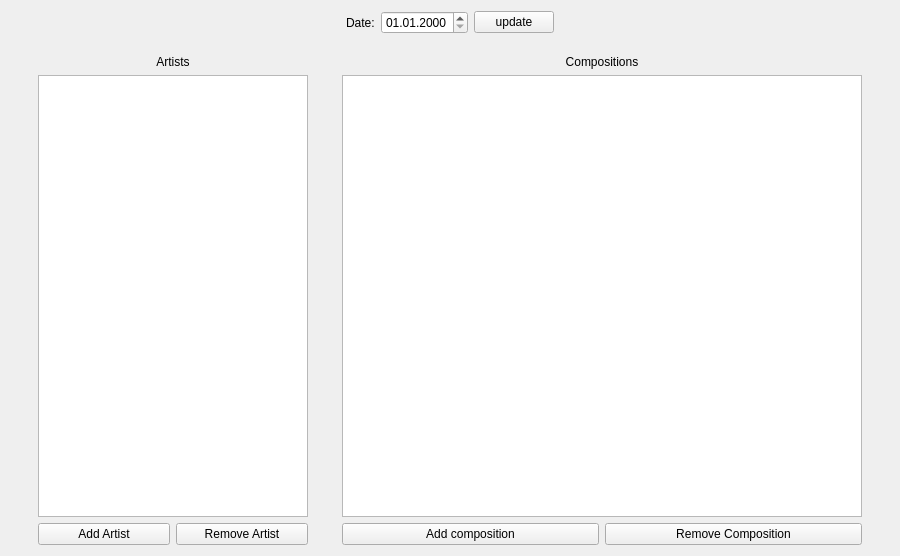
First picture: the form in MusicChart/mainwindow.ui, repository SergySanJj/Music-Chart, before the edit.
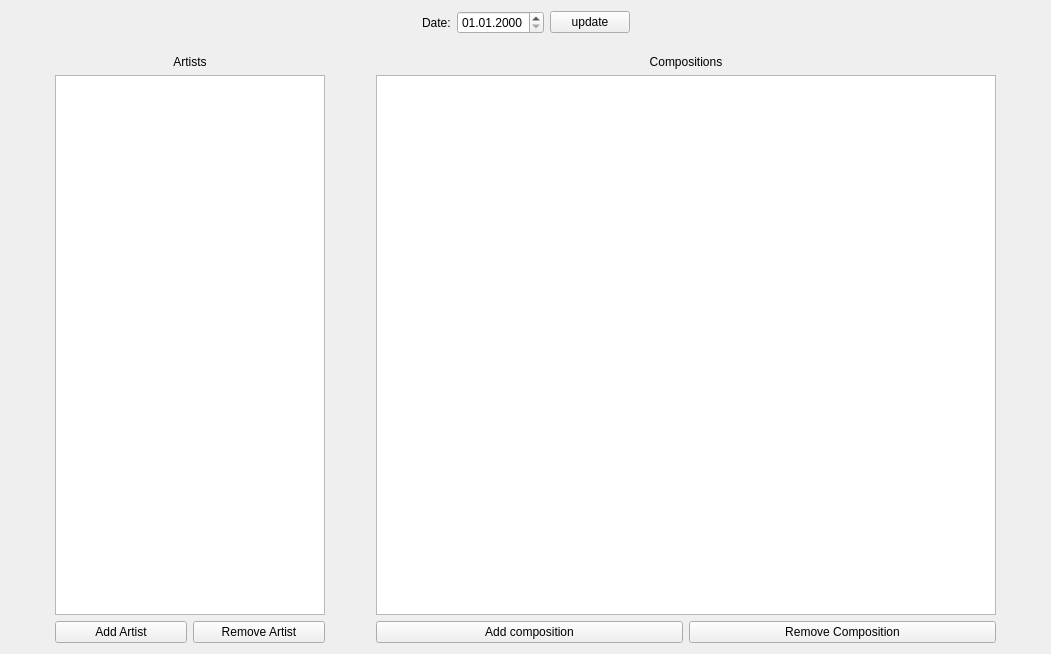
Second picture: the form after the edit.

The edit to the form file:
```diff
--- a/MusicChart/mainwindow.ui
+++ b/MusicChart/mainwindow.ui
@@ -6,8 +6,8 @@
    <rect>
     <x>0</x>
     <y>0</y>
-    <width>900</width>
-    <height>556</height>
+    <width>1051</width>
+    <height>654</height>
    </rect>
   </property>
   <property name="windowTitle">
@@ -48,7 +48,7 @@
         </property>
         <property name="minimumDate">
          <date>
-          <year>1900</year>
+          <year>1950</year>
           <month>1</month>
           <day>1</day>
          </date>
@@ -120,7 +120,7 @@
           </property>
           <property name="maximumSize">
            <size>
-            <width>250</width>
+            <width>16777215</width>
             <height>16777215</height>
            </size>
           </property>
@@ -178,7 +178,7 @@
          <widget class="QTableView" name="compositionsView">
           <property name="minimumSize">
            <size>
-            <width>520</width>
+            <width>620</width>
             <height>0</height>
            </size>
           </property>
```
Left out of the diff: 3 changed lines with no effect on the pictures.
